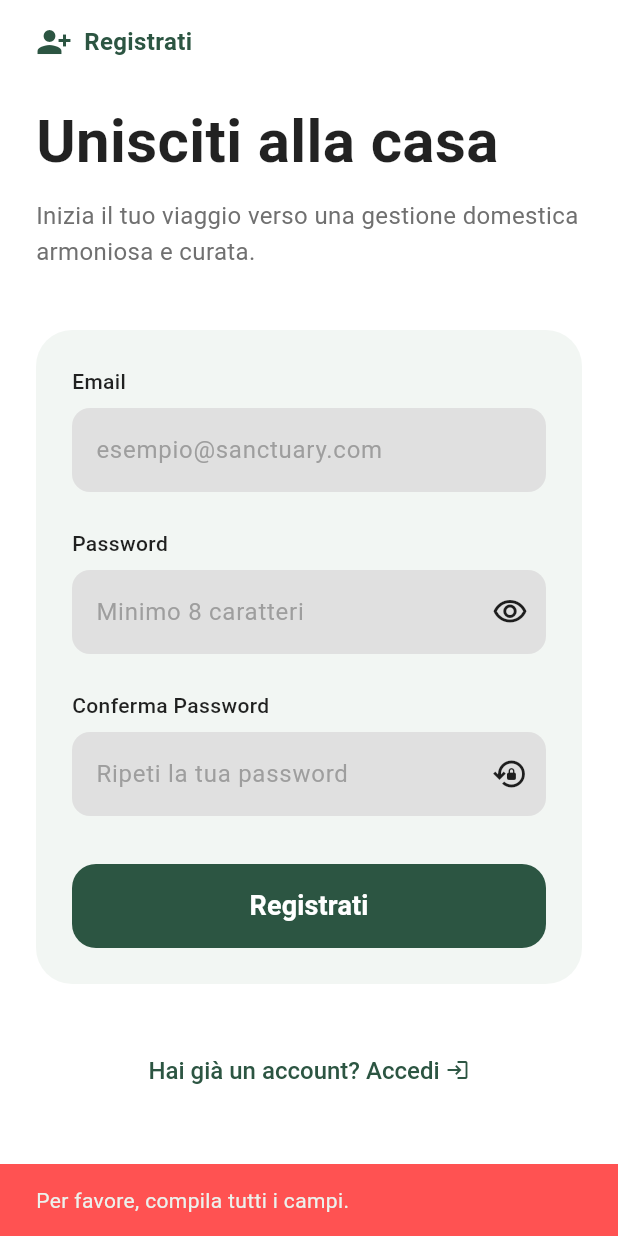
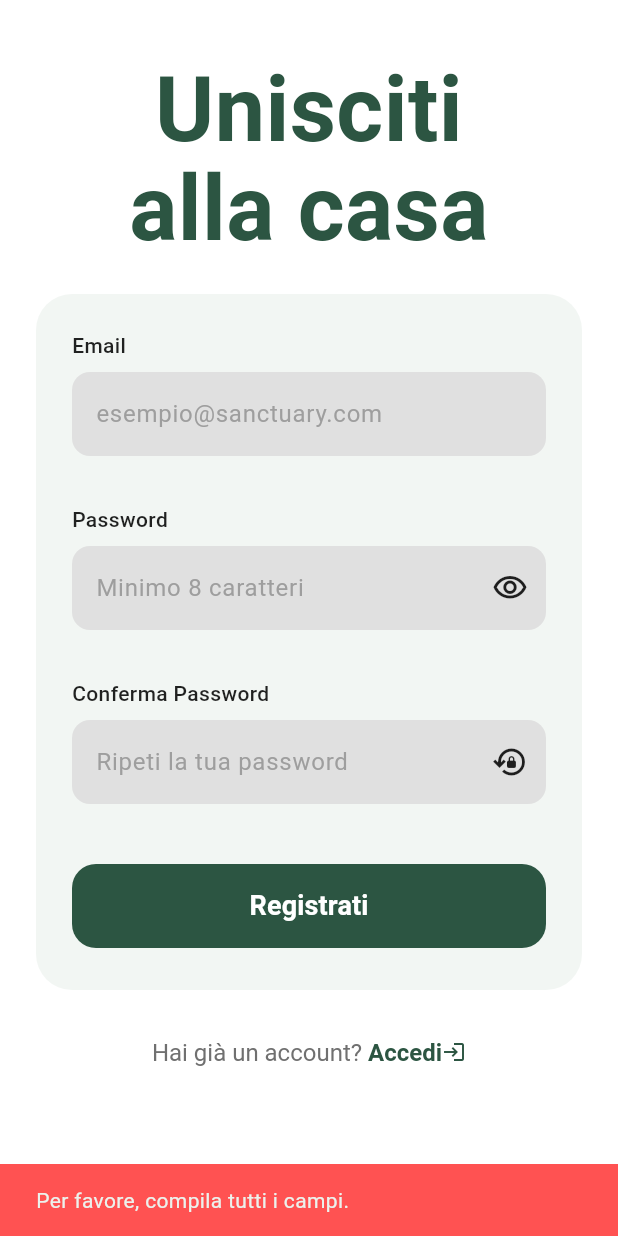
Before and after one commit to The-Debuggers-6-0/HomeMate, a Flutter app: the RegistrationPage screen opened directly, after a tap on "Registrati", on a phone screen of 412 x 824 dp. Run offline on Flutter 3.47's test engine with Material 3 defaults, Android fonts, the phone set to English and light mode, and no system bars; our stand-ins replace cloud_firestore, firebase_auth, firebase_core, google_sign_in; accounts and stored records are empty.

Commit message:
Re-Design Login & Registration Page

```diff
--- a/lib/schermate/registration_page.dart
+++ b/lib/schermate/registration_page.dart
@@ -86,23 +86,6 @@ class _RegistrationPageState extends State<RegistrationPage> {
       );
 
     } on FirebaseAuthException catch (e) {
-
-
-      // Tenta la registrazione su Firebase
-      await FirebaseAuth.instance.createUserWithEmailAndPassword(
-        email: email,
-        password: password,
-      );
-
-      // Se arriva qui, la registrazione è andata a buon fine!
-      Navigator.pop(context); // Chiude il dialog di caricamento
-
-      // NOTA: Non serve fare Navigator.push alla Home.
-      // Lo StreamBuilder nel main.dart vedrà il nuovo utente e cambierà pagina da solo!
-      // Chiudiamo solo questa pagina di registrazione in modo pulito:
-      Navigator.pop(context);
-
-    } on FirebaseAuthException catch (e) {
       Navigator.pop(context); // Chiude il dialog
       String message = "Errore durante la registrazione.";
       if (e.code == 'weak-password') {
@@ -136,34 +119,22 @@ class _RegistrationPageState extends State<RegistrationPage> {
           child: Column(
             crossAxisAlignment: CrossAxisAlignment.start,
             children: [
-              // --- Barra Superiore (Icona + Registrati) ---
-              Row(
-                children: [
-                  Icon(Icons.person_add_alt_1, color: darkGreen),
-                  SizedBox(width: 8),
-                  Text("Registrati", style: TextStyle(color: darkGreen, fontWeight: FontWeight.bold, fontSize: 16)),
-                ],
-              ),
-              SizedBox(height: 32),
+              SizedBox(height: 24),
 
               // --- Titolo Principale ---
-              Text(
-                "Unisciti alla casa",
-                style: TextStyle(
-                  color: Colors.black87, // Nel design questo testo sembra più nero rispetto al verde del login
-                  fontSize: 40,
+              Center(
+                child: Text(
+                  "Unisciti\nalla casa",
+                  textAlign: TextAlign.center,
+                  style: TextStyle(
+                    color: darkGreen,
+                    fontSize: 60,
                   fontWeight: FontWeight.bold,
                   height: 1.1,
                 ),
+                ),
               ),
-              SizedBox(height: 16),
-
-              // --- Sottotitolo ---
-              Text(
-                "Inizia il tuo viaggio verso una gestione domestica armoniosa e curata.",
-                style: TextStyle(color: greyTextColor, fontSize: 16, height: 1.5),
-              ),
-              SizedBox(height: 40),
+              SizedBox(height: 24),
 
               // --- Scheda Bianca Arrotondata del Form ---
               Container(
@@ -182,7 +153,7 @@ class _RegistrationPageState extends State<RegistrationPage> {
                       controller: _emailController,
                       hint: "esempio@sanctuary.com",
                     ),
-                    SizedBox(height: 24),
+                    SizedBox(height: 32),
 
                     // --- Campo Password ---
                     Text("Password", style: TextStyle(color: Colors.black87, fontWeight: FontWeight.w500)),
@@ -195,7 +166,7 @@ class _RegistrationPageState extends State<RegistrationPage> {
                       onToggleObscure: () => setState(() => _obscurePassword = !_obscurePassword),
                       iconRight: Icons.visibility_outlined, // Icona occhio
                     ),
-                    SizedBox(height: 24),
+                    SizedBox(height: 32),
 
                     // --- Campo Conferma Password ---
                     Text("Conferma Password", style: TextStyle(color: Colors.black87, fontWeight: FontWeight.w500)),
@@ -208,7 +179,7 @@ class _RegistrationPageState extends State<RegistrationPage> {
                       onToggleObscure: () => setState(() => _obscureConfirmPassword = !_obscureConfirmPassword),
                       iconRight: Icons.lock_reset_outlined, // Icona lucchetto con freccia del design
                     ),
-                    SizedBox(height: 32),
+                    SizedBox(height: 40),
 
                     // --- Pulsante REGISTRATI ---
                     ElevatedButton(
@@ -224,10 +195,11 @@ class _RegistrationPageState extends State<RegistrationPage> {
                       ),
                       child: Text("Registrati", style: TextStyle(fontSize: 18, fontWeight: FontWeight.bold)),
                     ),
+                    SizedBox(height: 4),
                   ],
                 ),
               ),
-              SizedBox(height: 48),
+              SizedBox(height: 32),
 
               // --- Testo Footer (Hai già un account? Accedi) ---
               Center(
@@ -238,9 +210,10 @@ class _RegistrationPageState extends State<RegistrationPage> {
                   },
                   child: RichText(
                     text: TextSpan(
-                      style: TextStyle(color: darkGreen, fontSize: 16, fontWeight: FontWeight.w500),
+                      style: TextStyle(color: greyTextColor, fontSize: 16),
                       children: [
-                        TextSpan(text: "Hai già un account? Accedi "),
+                        TextSpan(text: "Hai già un account? "),
+                        TextSpan(text: "Accedi", style: TextStyle(color: darkGreen, fontWeight: FontWeight.bold)),
                         WidgetSpan(
                           child: Icon(Icons.login, size: 16, color: darkGreen),
                           alignment: PlaceholderAlignment.middle,
```
Also changed, not shown: lib/schermate/login_page.dart (+16 -35 lines).
